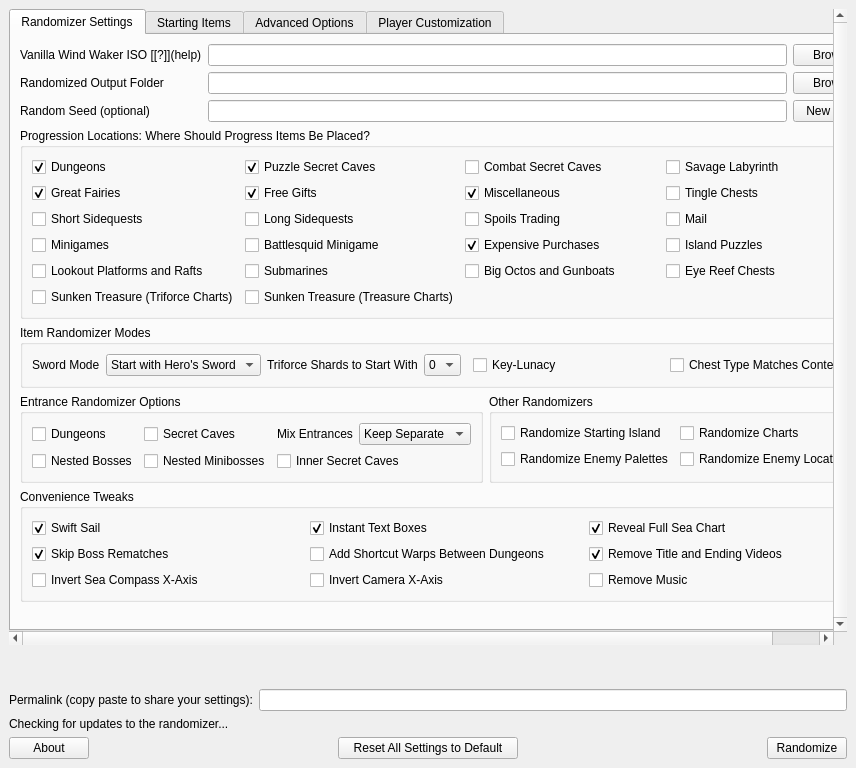
Before: the Qt Designer form wwr_ui/randomizer_window.ui in LagoLunatic/wwrando, drawn with Qt 5.
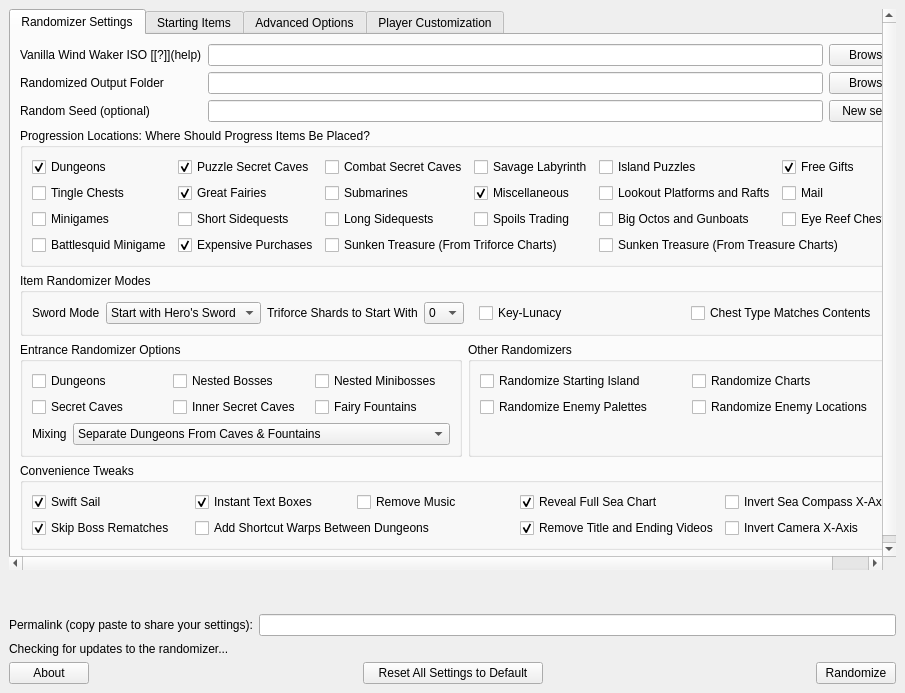
After: the same form once the commit is applied.

Commit message: Randomize fairy fountains

Patch:
```diff
--- a/wwr_ui/randomizer_window.ui
+++ b/wwr_ui/randomizer_window.ui
@@ -6,8 +6,8 @@
    <rect>
     <x>0</x>
     <y>0</y>
-    <width>856</width>
-    <height>768</height>
+    <width>905</width>
+    <height>693</height>
    </rect>
   </property>
   <property name="windowTitle">
@@ -37,8 +37,8 @@
         <rect>
          <x>0</x>
          <y>0</y>
-         <width>831</width>
-         <height>611</height>
+         <width>870</width>
+         <height>554</height>
         </rect>
        </property>
        <layout class="QVBoxLayout" name="verticalLayout_2">
@@ -122,28 +122,76 @@
                <string>Progression Locations: Where Should Progress Items Be Placed?</string>
               </property>
               <layout class="QGridLayout" name="gridLayout_2">
-               <item row="4" column="0">
-                <widget class="QCheckBox" name="progression_short_sidequests">
+               <item row="0" column="3">
+                <widget class="QCheckBox" name="progression_savage_labyrinth">
                  <property name="text">
-                  <string>Short Sidequests</string>
+                  <string>Savage Labyrinth</string>
                  </property>
                 </widget>
                </item>
-               <item row="7" column="2">
-                <widget class="QCheckBox" name="progression_big_octos_gunboats">
+               <item row="6" column="2" colspan="2">
+                <widget class="QCheckBox" name="progression_triforce_charts">
                  <property name="text">
-                  <string>Big Octos and Gunboats</string>
+                  <string>Sunken Treasure (From Triforce Charts)</string>
                  </property>
                 </widget>
                </item>
-               <item row="7" column="0">
+               <item row="1" column="4">
                 <widget class="QCheckBox" name="progression_platforms_rafts">
                  <property name="text">
                   <string>Lookout Platforms and Rafts</string>
                  </property>
                 </widget>
                </item>
-               <item row="7" column="1">
+               <item row="4" column="3">
+                <widget class="QCheckBox" name="progression_spoils_trading">
+                 <property name="text">
+                  <string>Spoils Trading</string>
+                 </property>
+                </widget>
+               </item>
+               <item row="1" column="3">
+                <widget class="QCheckBox" name="progression_misc">
+                 <property name="text">
+                  <string>Miscellaneous</string>
+                 </property>
+                 <property name="checked">
+                  <bool>true</bool>
+                 </property>
+                </widget>
+               </item>
+               <item row="6" column="4" colspan="2">
+                <widget class="QCheckBox" name="progression_treasure_charts">
+                 <property name="text">
+                  <string>Sunken Treasure (From Treasure Charts)</string>
+                 </property>
+                </widget>
+               </item>
+               <item row="0" column="5">
+                <widget class="QCheckBox" name="progression_free_gifts">
+                 <property name="text">
+                  <string>Free Gifts</string>
+                 </property>
+                 <property name="checked">
+                  <bool>true</bool>
+                 </property>
+                </widget>
+               </item>
+               <item row="1" column="5">
+                <widget class="QCheckBox" name="progression_mail">
+                 <property name="text">
+                  <string>Mail</string>
+                 </property>
+                </widget>
+               </item>
+               <item row="0" column="2">
+                <widget class="QCheckBox" name="progression_combat_secret_caves">
+                 <property name="text">
+                  <string>Combat Secret Caves</string>
+                 </property>
+                </widget>
+               </item>
+               <item row="1" column="2">
                 <widget class="QCheckBox" name="progression_submarines">
                  <property name="text">
                   <string>Submarines</string>
@@ -153,7 +201,7 @@
                  </property>
                 </widget>
                </item>
-               <item row="7" column="3">
+               <item row="4" column="5">
                 <widget class="QCheckBox" name="progression_eye_reef_chests">
                  <property name="text">
                   <string>Eye Reef Chests</string>
@@ -161,34 +209,37 @@
                 </widget>
                </item>
                <item row="4" column="2">
-                <widget class="QCheckBox" name="progression_spoils_trading">
-                 <property name="text">
-                  <string>Spoils Trading</string>
-                 </property>
-                </widget>
-               </item>
-               <item row="9" column="0">
-                <widget class="QCheckBox" name="progression_triforce_charts">
-                 <property name="text">
-                  <string>Sunken Treasure (Triforce Charts)</string>
-                 </property>
-                </widget>
-               </item>
-               <item row="9" column="1">
-                <widget class="QCheckBox" name="progression_treasure_charts">
-                 <property name="text">
-                  <string>Sunken Treasure (Treasure Charts)</string>
-                 </property>
-                </widget>
-               </item>
-               <item row="4" column="1">
                 <widget class="QCheckBox" name="progression_long_sidequests">
                  <property name="text">
                   <string>Long Sidequests</string>
                  </property>
                 </widget>
                </item>
-               <item row="6" column="2">
+               <item row="0" column="4">
+                <widget class="QCheckBox" name="progression_island_puzzles">
+                 <property name="text">
+                  <string>Island Puzzles</string>
+                 </property>
+                </widget>
+               </item>
+               <item row="6" column="0">
+                <widget class="QCheckBox" name="progression_battlesquid">
+                 <property name="text">
+                  <string>Battlesquid Minigame</string>
+                 </property>
+                </widget>
+               </item>
+               <item row="0" column="0">
+                <widget class="QCheckBox" name="progression_dungeons">
+                 <property name="text">
+                  <string>Dungeons</string>
+                 </property>
+                 <property name="checked">
+                  <bool>true</bool>
+                 </property>
+                </widget>
+               </item>
+               <item row="6" column="1">
                 <widget class="QCheckBox" name="progression_expensive_purchases">
                  <property name="text">
                   <string>Expensive Purchases</string>
@@ -198,23 +249,6 @@
                  </property>
                 </widget>
                </item>
-               <item row="0" column="3">
-                <widget class="QCheckBox" name="progression_savage_labyrinth">
-                 <property name="text">
-                  <string>Savage Labyrinth</string>
-                 </property>
-                </widget>
-               </item>
-               <item row="1" column="0">
-                <widget class="QCheckBox" name="progression_great_fairies">
-                 <property name="text">
-                  <string>Great Fairies</string>
-                 </property>
-                 <property name="checked">
-                  <bool>true</bool>
-                 </property>
-                </widget>
-               </item>
                <item row="0" column="1">
                 <widget class="QCheckBox" name="progression_puzzle_secret_caves">
                  <property name="text">
@@ -225,78 +259,44 @@
                  </property>
                 </widget>
                </item>
-               <item row="0" column="0">
-                <widget class="QCheckBox" name="progression_dungeons">
+               <item row="4" column="4">
+                <widget class="QCheckBox" name="progression_big_octos_gunboats">
                  <property name="text">
-                  <string>Dungeons</string>
+                  <string>Big Octos and Gunboats</string>
                  </property>
-                 <property name="checked">
-                  <bool>true</bool>
-                 </property>
                 </widget>
                </item>
-               <item row="1" column="3">
-                <widget class="QCheckBox" name="progression_tingle_chests">
+               <item row="4" column="1">
+                <widget class="QCheckBox" name="progression_short_sidequests">
                  <property name="text">
-                  <string>Tingle Chests</string>
+                  <string>Short Sidequests</string>
                  </property>
                 </widget>
                </item>
-               <item row="0" column="2">
-                <widget class="QCheckBox" name="progression_combat_secret_caves">
-                 <property name="text">
-                  <string>Combat Secret Caves</string>
-                 </property>
-                </widget>
-               </item>
-               <item row="6" column="0">
+               <item row="4" column="0">
                 <widget class="QCheckBox" name="progression_minigames">
                  <property name="text">
                   <string>Minigames</string>
                  </property>
                 </widget>
                </item>
-               <item row="6" column="1">
-                <widget class="QCheckBox" name="progression_battlesquid">
+               <item row="1" column="0">
+                <widget class="QCheckBox" name="progression_tingle_chests">
                  <property name="text">
-                  <string>Battlesquid Minigame</string>
+                  <string>Tingle Chests</string>
                  </property>
                 </widget>
                </item>
                <item row="1" column="1">
-                <widget class="QCheckBox" name="progression_free_gifts">
+                <widget class="QCheckBox" name="progression_great_fairies">
                  <property name="text">
-                  <string>Free Gifts</string>
+                  <string>Great Fairies</string>
                  </property>
                  <property name="checked">
                   <bool>true</bool>
                  </property>
                 </widget>
                </item>
-               <item row="1" column="2">
-                <widget class="QCheckBox" name="progression_misc">
-                 <property name="text">
-                  <string>Miscellaneous</string>
-                 </property>
-                 <property name="checked">
-                  <bool>true</bool>
-                 </property>
-                </widget>
-               </item>
-               <item row="4" column="3">
-                <widget class="QCheckBox" name="progression_mail">
-                 <property name="text">
-                  <string>Mail</string>
-                 </property>
-                </widget>
-               </item>
-               <item row="6" column="3">
-                <widget class="QCheckBox" name="progression_island_puzzles">
-                 <property name="text">
-                  <string>Island Puzzles</string>
-                 </property>
-                </widget>
-               </item>
               </layout>
              </widget>
             </item>
@@ -306,6 +306,42 @@
                <string>Item Randomizer Modes</string>
               </property>
               <layout class="QGridLayout" name="gridLayout_3">
+               <item row="0" column="0">
+                <layout class="QHBoxLayout" name="horizontalLayout_3">
+                 <item>
+                  <widget class="QLabel" name="label_for_sword_mode">
+                   <property name="text">
+                    <string>Sword Mode</string>
+                   </property>
+                  </widget>
+                 </item>
+                 <item>
+                  <widget class="QComboBox" name="sword_mode">
+                   <property name="sizePolicy">
+                    <sizepolicy hsizetype="Preferred" vsizetype="Fixed">
+                     <horstretch>1</horstretch>
+                     <verstretch>0</verstretch>
+                    </sizepolicy>
+                   </property>
+                   <item>
+                    <property name="text">
+                     <string>Start with Hero's Sword</string>
+                    </property>
+                   </item>
+                   <item>
+                    <property name="text">
+                     <string>No Starting Sword</string>
+                    </property>
+                   </item>
+                   <item>
+                    <property name="text">
+                     <string>Swordless</string>
+                    </property>
+                   </item>
+                  </widget>
+                 </item>
+                </layout>
+               </item>
                <item row="0" column="1">
                 <layout class="QHBoxLayout" name="horizontalLayout_4">
                  <item>
@@ -393,49 +429,6 @@
                  </item>
                 </layout>
                </item>
-               <item row="0" column="0">
-                <layout class="QHBoxLayout" name="horizontalLayout_3">
-                 <item>
-                  <widget class="QLabel" name="label_for_sword_mode">
-                   <property name="text">
-                    <string>Sword Mode</string>
-                   </property>
-                  </widget>
-                 </item>
-                 <item>
-                  <widget class="QComboBox" name="sword_mode">
-                   <property name="sizePolicy">
-                    <sizepolicy hsizetype="Preferred" vsizetype="Fixed">
-                     <horstretch>1</horstretch>
-                     <verstretch>0</verstretch>
-                    </sizepolicy>
-                   </property>
-                   <item>
-                    <property name="text">
-                     <string>Start with Hero's Sword</string>
-                    </property>
-                   </item>
-                   <item>
-                    <property name="text">
-                     <string>No Starting Sword</string>
-                    </property>
-                   </item>
-                   <item>
-                    <property name="text">
-                     <string>Swordless</string>
-                    </property>
-                   </item>
-                  </widget>
-                 </item>
-                </layout>
-               </item>
-               <item row="0" column="2">
-                <widget class="QCheckBox" name="keylunacy">
-                 <property name="text">
-                  <string>Key-Lunacy</string>
-                 </property>
-                </widget>
-               </item>
                <item row="0" column="3">
                 <widget class="QCheckBox" name="chest_type_matches_contents">
                  <property name="text">
@@ -443,6 +436,13 @@
                  </property>
                 </widget>
                </item>
+               <item row="0" column="2">
+                <widget class="QCheckBox" name="keylunacy">
+                 <property name="text">
+                  <string>Key-Lunacy</string>
+                 </property>
+                </widget>
+               </item>
               </layout>
              </widget>
             </item>
@@ -454,26 +454,54 @@
                  <string>Entrance Randomizer Options</string>
                 </property>
                 <layout class="QGridLayout" name="gridLayout_9">
-                 <item row="1" column="1">
+                 <item row="0" column="2">
                   <widget class="QCheckBox" name="randomize_miniboss_entrances">
                    <property name="text">
                     <string>Nested Minibosses</string>
                    </property>
                   </widget>
                  </item>
+                 <item row="0" column="0">
+                  <widget class="QCheckBox" name="randomize_dungeon_entrances">
+                   <property name="text">
+                    <string>Dungeons</string>
+                   </property>
+                  </widget>
+                 </item>
                  <item row="1" column="0">
+                  <widget class="QCheckBox" name="randomize_secret_cave_entrances">
+                   <property name="text">
+                    <string>Secret Caves</string>
+                   </property>
+                  </widget>
+                 </item>
+                 <item row="0" column="1">
                   <widget class="QCheckBox" name="randomize_boss_entrances">
                    <property name="text">
                     <string>Nested Bosses</string>
                    </property>
                   </widget>
                  </item>
-                 <item row="0" column="2">
+                 <item row="1" column="1">
+                  <widget class="QCheckBox" name="randomize_secret_cave_inner_entrances">
+                   <property name="text">
+                    <string>Inner Secret Caves</string>
+                   </property>
+                  </widget>
+                 </item>
+                 <item row="1" column="2">
+                  <widget class="QCheckBox" name="randomize_fairy_fountain_entrances">
+                   <property name="text">
+                    <string>Fairy Fountains</string>
+                   </property>
+                  </widget>
+                 </item>
+                 <item row="2" column="0" colspan="3">
                   <layout class="QHBoxLayout" name="horizontalLayout_5">
                    <item>
                     <widget class="QLabel" name="label_for_mix_entrances">
                      <property name="text">
-                      <string>Mix Entrances</string>
+                      <string>Mixing</string>
                      </property>
                     </widget>
                    </item>
@@ -487,39 +515,18 @@
                      </property>
                      <item>
                       <property name="text">
-                       <string>Keep Separate</string>
+                       <string>Separate Dungeons From Caves &amp; Fountains</string>
                       </property>
                      </item>
                      <item>
                       <property name="text">
-                       <string>Mix Together</string>
+                       <string>Mix Dungeons &amp; Caves &amp; Fountains</string>
                       </property>
                      </item>
                     </widget>
                    </item>
                   </layout>
                  </item>
-                 <item row="1" column="2">
-                  <widget class="QCheckBox" name="randomize_secret_cave_inner_entrances">
-                   <property name="text">
-                    <string>Inner Secret Caves</string>
-                   </property>
-                  </widget>
-                 </item>
-                 <item row="0" column="1">
-                  <widget class="QCheckBox" name="randomize_secret_cave_entrances">
-                   <property name="text">
-                    <string>Secret Caves</string>
-                   </property>
-                  </widget>
-                 </item>
-                 <item row="0" column="0">
-                  <widget class="QCheckBox" name="randomize_dungeon_entrances">
-                   <property name="text">
-                    <string>Dungeons</string>
-                   </property>
-                  </widget>
-                 </item>
                 </layout>
                </widget>
               </item>
@@ -529,27 +536,6 @@
                  <string>Other Randomizers</string>
                 </property>
                 <layout class="QGridLayout" name="gridLayout_10">
-                 <item row="0" column="0">
-                  <widget class="QCheckBox" name="randomize_starting_island">
-                   <property name="text">
-                    <string>Randomize Starting Island</string>
-                   </property>
-                  </widget>
-                 </item>
-                 <item row="1" column="0">
-                  <widget class="QCheckBox" name="randomize_enemy_palettes">
-                   <property name="text">
-                    <string>Randomize Enemy Palettes</string>
-                   </property>
-                  </widget>
-                 </item>
-                 <item row="0" column="1">
-                  <widget class="QCheckBox" name="randomize_charts">
-                   <property name="text">
-                    <string>Randomize Charts</string>
-                   </property>
-                  </widget>
-                 </item>
                  <item row="1" column="1">
                   <widget class="QCheckBox" name="randomize_enemies">
                    <property name="text">
@@ -557,6 +543,30 @@
                    </property>
                   </widget>
                  </item>
+                 <item row="0" column="1">
+                  <widget class="QCheckBox" name="randomize_charts">
+                   <property name="text">
+                    <string>Randomize Charts</string>
+                   </property>
+                  </widget>
+                 </item>
+                 <item row="1" column="0">
+                  <widget class="QCheckBox" name="randomize_enemy_palettes">
+                   <property name="text">
+                    <string>Randomize Enemy Palettes</string>
+                   </property>
+                  </widget>
+                 </item>
+                 <item row="0" column="0">
+                  <widget class="QCheckBox" name="randomize_starting_island">
+                   <property name="text">
+                    <string>Randomize Starting Island</string>
+                   </property>
+                  </widget>
+                 </item>
+                 <item row="2" column="0">
+                  <widget class="QWidget" name="widget_2" native="true"/>
+                 </item>
                 </layout>
                </widget>
               </item>
@@ -568,13 +578,17 @@
                <string>Convenience Tweaks</string>
               </property>
               <layout class="QGridLayout" name="gridLayout_4">
-               <item row="1" column="0">
-                <widget class="QCheckBox" name="skip_rematch_bosses">
+               <item row="0" column="4">
+                <widget class="QCheckBox" name="invert_sea_compass_x_axis">
                  <property name="text">
-                  <string>Skip Boss Rematches</string>
+                  <string>Invert Sea Compass X-Axis</string>
                  </property>
-                 <property name="checked">
-                  <bool>true</bool>
+                </widget>
+               </item>
+               <item row="1" column="4">
+                <widget class="QCheckBox" name="invert_camera_x_axis">
+                 <property name="text">
+                  <string>Invert Camera X-Axis</string>
                  </property>
                 </widget>
                </item>
@@ -588,14 +602,7 @@
                  </property>
                 </widget>
                </item>
-               <item row="2" column="2">
-                <widget class="QCheckBox" name="remove_music">
-                 <property name="text">
-                  <string>Remove Music</string>
-                 </property>
-                </widget>
-               </item>
-               <item row="0" column="2">
+               <item row="0" column="3">
                 <widget class="QCheckBox" name="reveal_full_sea_chart">
                  <property name="text">
                   <string>Reveal Full Sea Chart</string>
@@ -605,13 +612,6 @@
                  </property>
                 </widget>
                </item>
-               <item row="2" column="1">
-                <widget class="QCheckBox" name="invert_camera_x_axis">
-                 <property name="text">
-                  <string>Invert Camera X-Axis</string>
-                 </property>
-                </widget>
-               </item>
                <item row="0" column="0">
                 <widget class="QCheckBox" name="swift_sail">
                  <property name="text">
@@ -622,7 +622,7 @@
                  </property>
                 </widget>
                </item>
-               <item row="1" column="2">
+               <item row="1" column="3">
                 <widget class="QCheckBox" name="remove_title_and_ending_videos">
                  <property name="text">
                   <string>Remove Title and Ending Videos</string>
@@ -632,20 +632,30 @@
                  </property>
                 </widget>
                </item>
-               <item row="1" column="1">
+               <item row="1" column="0">
+                <widget class="QCheckBox" name="skip_rematch_bosses">
+                 <property name="text">
+                  <string>Skip Boss Rematches</string>
+                 </property>
+                 <property name="checked">
+                  <bool>true</bool>
+                 </property>
+                </widget>
+               </item>
+               <item row="0" column="2">
+                <widget class="QCheckBox" name="remove_music">
+                 <property name="text">
+                  <string>Remove Music</string>
+                 </property>
+                </widget>
+               </item>
+               <item row="1" column="1" colspan="2">
                 <widget class="QCheckBox" name="add_shortcut_warps_between_dungeons">
                  <property name="text">
                   <string>Add Shortcut Warps Between Dungeons</string>
                  </property>
                 </widget>
                </item>
-               <item row="2" column="0">
-                <widget class="QCheckBox" name="invert_sea_compass_x_axis">
-                 <property name="text">
-                  <string>Invert Sea Compass X-Axis</string>
-                 </property>
-                </widget>
-               </item>
               </layout>
              </widget>
             </item>
```
Left out of the diff: 1 changed line with no effect on the pictures. The commit also changes 5 other files.
